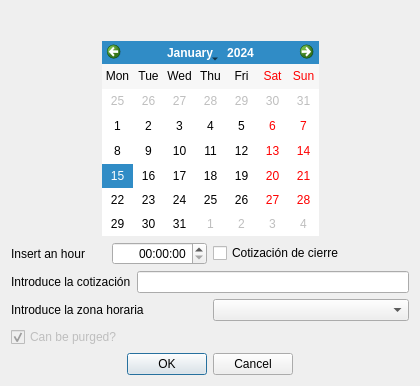
This is ui/frmQuotesIBM.ui in turulomio/xulpymoney as Qt 5 draws it before an edit. The edited form follows.
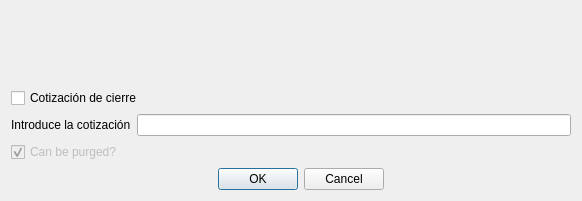
This is the edited form. Icons and pictures are not drawn. Custom widgets are drawn as their Qt base class.

```diff
--- a/ui/frmQuotesIBM.ui
+++ b/ui/frmQuotesIBM.ui
@@ -6,8 +6,8 @@
    <rect>
     <x>0</x>
     <y>0</y>
-    <width>420</width>
-    <height>386</height>
+    <width>582</width>
+    <height>201</height>
    </rect>
   </property>
   <property name="windowTitle">
@@ -17,9 +17,9 @@
    <iconset resource="../../../xulpymoney/images/xulpymoney.qrc">
     <normaloff>:/xulpymoney/add.png</normaloff>:/xulpymoney/add.png</iconset>
   </property>
-  <layout class="QHBoxLayout" name="horizontalLayout_6">
+  <layout class="QHBoxLayout" name="horizontalLayout_2">
    <item>
-    <layout class="QVBoxLayout" name="verticalLayout_2">
+    <layout class="QVBoxLayout" name="verticalLayout">
      <item>
       <widget class="QLabel" name="lblInvestment">
        <property name="font">
@@ -36,82 +36,15 @@
       </widget>
      </item>
      <item>
-      <layout class="QVBoxLayout" name="verticalLayout">
-       <item>
         <widget class="wdgDatetime" name="wdgDT" native="true"/>
        </item>
        <item>
-        <layout class="QHBoxLayout" name="horizontalLayout_5">
-         <item>
-          <spacer name="horizontalSpacer">
-           <property name="orientation">
-            <enum>Qt::Horizontal</enum>
-           </property>
-           <property name="sizeHint" stdset="0">
-            <size>
-             <width>40</width>
-             <height>20</height>
-            </size>
-           </property>
-          </spacer>
-         </item>
-         <item>
-          <widget class="QCalendarWidget" name="calendar">
-           <property name="firstDayOfWeek">
-            <enum>Qt::Monday</enum>
-           </property>
-           <property name="verticalHeaderFormat">
-            <enum>QCalendarWidget::NoVerticalHeader</enum>
-           </property>
-           <property name="dateEditEnabled">
-            <bool>false</bool>
-           </property>
-          </widget>
-         </item>
-         <item>
-          <spacer name="horizontalSpacer_2">
-           <property name="orientation">
-            <enum>Qt::Horizontal</enum>
-           </property>
-           <property name="sizeHint" stdset="0">
-            <size>
-             <width>40</width>
-             <height>20</height>
-            </size>
-           </property>
-          </spacer>
-         </item>
-        </layout>
-       </item>
-       <item>
-        <layout class="QHBoxLayout" name="horizontalLayout_3">
-         <item>
-          <layout class="QHBoxLayout" name="timeLayout">
-           <item>
-            <widget class="QLabel" name="label_2">
-             <property name="text">
-              <string>Insert an hour</string>
-             </property>
-            </widget>
-           </item>
-           <item>
-            <widget class="QTimeEdit" name="txtTime">
-             <property name="alignment">
-              <set>Qt::AlignRight|Qt::AlignTrailing|Qt::AlignVCenter</set>
-             </property>
-            </widget>
-           </item>
-          </layout>
-         </item>
-         <item>
           <widget class="QCheckBox" name="chkNone">
            <property name="text">
             <string>Cotización de cierre</string>
            </property>
           </widget>
          </item>
-        </layout>
-       </item>
        <item>
         <layout class="QHBoxLayout" name="horizontalLayout">
          <item>
@@ -126,20 +59,6 @@
          </item>
         </layout>
        </item>
-       <item>
-        <layout class="QHBoxLayout" name="horizontalLayout_2">
-         <item>
-          <widget class="QLabel" name="label_3">
-           <property name="text">
-            <string>Introduce la zona horaria</string>
-           </property>
-          </widget>
-         </item>
-         <item>
-          <widget class="QComboBox" name="cmbZone"/>
-         </item>
-        </layout>
-       </item>
        <item>
         <widget class="QCheckBox" name="chkCanBePurged">
          <property name="enabled">
@@ -193,8 +112,6 @@
       </layout>
      </item>
     </layout>
-   </item>
-  </layout>
  </widget>
  <customwidgets>
   <customwidget>
```
Left out of the diff: 7 changed lines with no effect on the pictures. Lines whose indentation alone changed are shown as unchanged.
